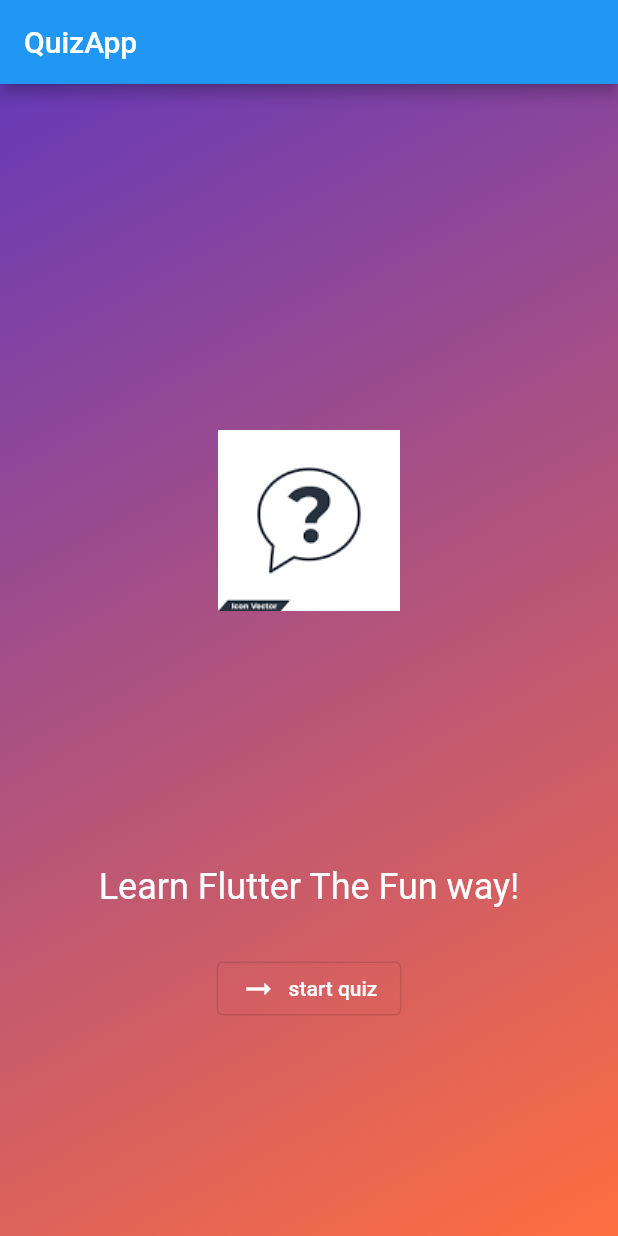
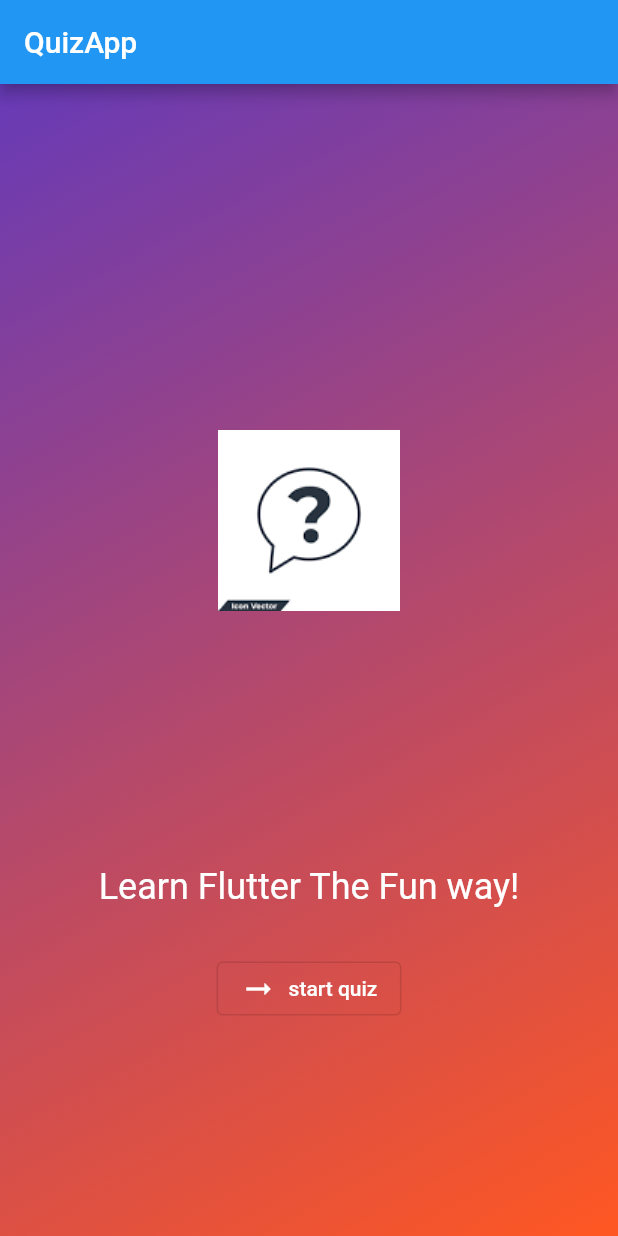
Before and after one commit to vaishali-mukati/MyApplication, a Flutter app: the screen it shows after launch, on a phone screen of 412 x 824 dp. Run offline on Flutter 3.47's test engine with Material 2 defaults, Android fonts, the phone set to English and light mode, and no system bars.

Commit message:
added quiz screen

```diff
--- /dev/null
+++ b/lib/quiz.dart
@@ -0,0 +1,40 @@
+import 'package:adv_project/question_screen.dart';
+import 'package:flutter/material.dart';
+import 'package:adv_project/start_screen.dart';
+class Quiz extends StatefulWidget{
+  const Quiz({super.key});
+
+  @override
+   State<Quiz> createState(){
+     return _QuizState();
+   }
+}
+ class _QuizState extends State<Quiz>{
+  Widget activescreen = const StartScreen();
+  void swicthScreen(){
+     setState(() {
+        activescreen = QuestionScreen();
+     });
+  }
+     @override
+   Widget build(context) {
+      return MaterialApp(
+            home:Scaffold(
+              appBar:AppBar(title:const Text('QuizApp'),),
+                body:Container(
+                  decoration: const BoxDecoration(
+                   gradient: LinearGradient(
+                     colors:[
+                       Colors.deepPurple,
+                       Colors.deepOrange,
+                    ],
+                   begin:Alignment.topLeft,
+                  end:Alignment.bottomRight,
+                 ),
+              ),
+             child:const StartScreen(),
+           ),
+            ),
+      );
+     }
+ }
```
Also changed, not shown: lib/main.dart (+3 -21 lines), lib/question_screen.dart (added, +15 -0 lines).
